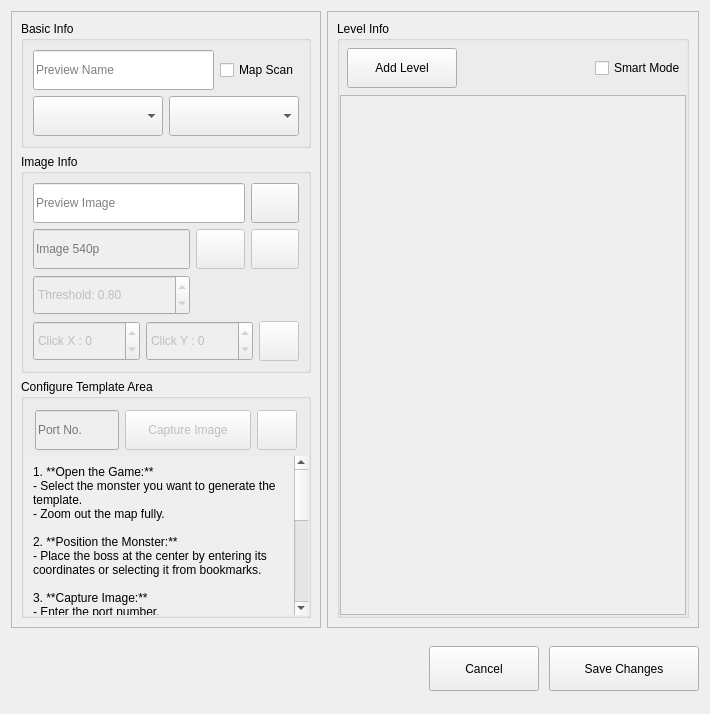
Before: the Qt Designer form gui/ui_files/monster_edit_dialog.ui in evsahal/TaskEX, drawn with Qt 5.
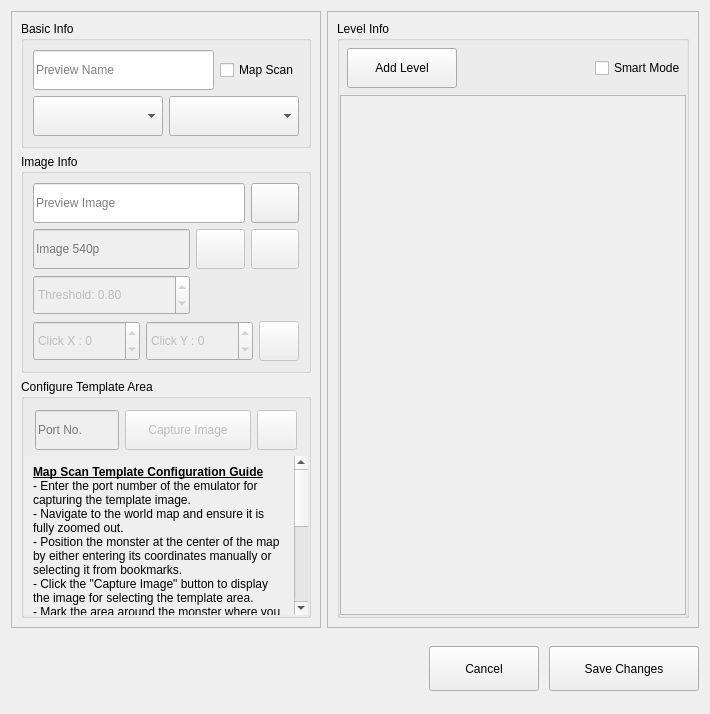
After: the same form once the commit is applied. Icons and pictures are not drawn.

Patch:
```diff
--- a/gui/ui_files/monster_edit_dialog.ui
+++ b/gui/ui_files/monster_edit_dialog.ui
@@ -635,7 +635,7 @@
                        <x>0</x>
                        <y>0</y>
                        <width>263</width>
-                       <height>626</height>
+                       <height>682</height>
                       </rect>
                      </property>
                      <property name="sizePolicy">
@@ -648,30 +648,10 @@
                       <item>
                        <widget class="QLabel" name="configure_label">
                         <property name="text">
-                         <string>1. **Open the Game:**
-- Select the monster you want to generate the template.
-- Zoom out the map fully.
-
-2. **Position the Monster:**
-- Place the boss at the center by entering its coordinates or selecting it from bookmarks.
-
-3. **Capture Image:**
-- Enter the port number.
-- Click **Capture Image** to display the captured image.
-
-4. **Select Template Area:**
-- Select the boss area carefully.
-- Include only the monster area to avoid mismatches in template generation.
-
-5. **Lock the Selection:**
-- Click the **Lock** button to lock the selected template area.
-
-6. **Generate Template:**
-- Click the **Magnifying Glass** button next to the template Import button to generate the template and set the threshold automatically.
-</string>
+                         <string>&lt;html&gt;&lt;head/&gt;&lt;body&gt;&lt;p&gt;&lt;span style=&quot; font-weight:700; text-decoration: underline;&quot;&gt;Map Scan Template Configuration Guide&lt;/span&gt;&lt;br/&gt;- Enter the port number of the emulator for capturing the template image.&lt;br/&gt;- Navigate to the world map and ensure it is fully zoomed out.&lt;br/&gt;- Position the monster at the center of the map by either entering its coordinates manually or selecting it from bookmarks.&lt;br/&gt;- Click the &amp;quot;Capture Image&amp;quot; button to display the image for selecting the template area.&lt;br/&gt;- Mark the area around the monster where you want to apply the algorithm to generate the template image and the threshold.&lt;br/&gt;- Ensure the selected area contains only parts of the monster to improve matching accuracy (preferably static areas).&lt;br/&gt;- Lock the selected area by pressing the lock button.&lt;br/&gt;- Click the Magnifying Glass button next to the 540p image picker to generate the template and its threshold value.&lt;br/&gt;- Use the record button to adjust the click position for precise monster selection; modify the X and Y values if needed to fine-tune the click position.&lt;/p&gt;&lt;/body&gt;&lt;/html&gt;</string>
                         </property>
                         <property name="textFormat">
-                         <enum>Qt::TextFormat::MarkdownText</enum>
+                         <enum>Qt::TextFormat::RichText</enum>
                         </property>
                         <property name="scaledContents">
                          <bool>true</bool>
```
